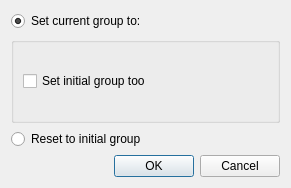
The window that designer/setgroup.ui (ankitects/anki) describes before a commit, drawn with Qt 5.
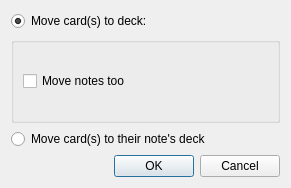
The same window after the commit.

Commit message: move card info into separate diag

```diff
--- a/designer/setgroup.ui
+++ b/designer/setgroup.ui
@@ -17,7 +17,7 @@
    <item>
     <widget class="QRadioButton" name="setCur">
      <property name="text">
-      <string>Set current group to:</string>
+      <string>Move card(s) to deck:</string>
      </property>
      <property name="checked">
       <bool>true</bool>
@@ -33,7 +33,7 @@
       <item>
        <widget class="QCheckBox" name="setInitial">
         <property name="text">
-         <string>Set initial group too</string>
+         <string>Move notes too</string>
         </property>
        </widget>
       </item>
@@ -43,7 +43,7 @@
    <item>
     <widget class="QRadioButton" name="reset">
      <property name="text">
-      <string>Reset to initial group</string>
+      <string>Move card(s) to their note's deck</string>
      </property>
     </widget>
    </item>
```
The commit also changes 7 other files.
